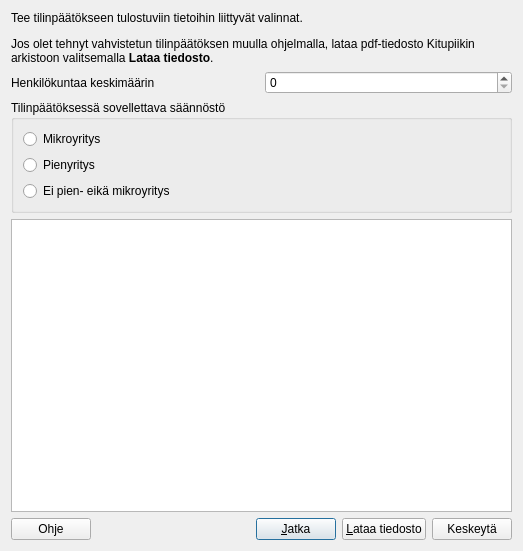
The window that kitupiikki/tilinpaatoseditori/tpaloitus.ui (artoh/kitupiikki) describes before a commit, drawn with Qt 5.
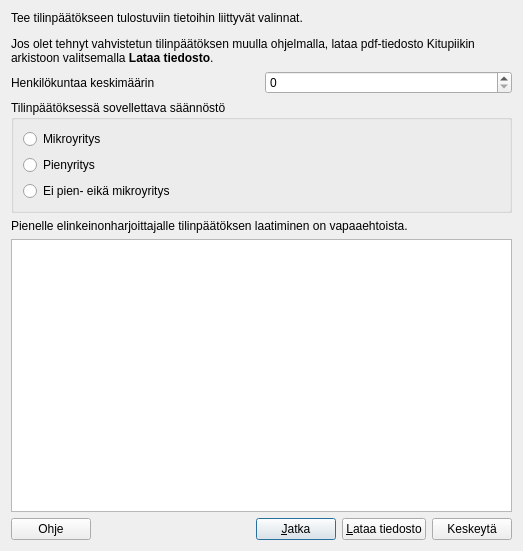
The same window after the commit. Icons and pictures are not drawn.

Commit message: Tilikarttoja ja tmi tilinpäätös tuki

```diff
--- a/kitupiikki/tilinpaatoseditori/tpaloitus.ui
+++ b/kitupiikki/tilinpaatoseditori/tpaloitus.ui
@@ -72,6 +72,13 @@
      </layout>
     </widget>
    </item>
+   <item>
+    <widget class="QLabel" name="vapaaehtoisLabel">
+     <property name="text">
+      <string>&lt;html&gt;&lt;head/&gt;&lt;body&gt;&lt;p&gt;Pienelle elinkeinonharjoittajalle tilinpäätöksen laatiminen on vapaaehtoista.&lt;/p&gt;&lt;/body&gt;&lt;/html&gt;</string>
+     </property>
+    </widget>
+   </item>
    <item>
     <widget class="QListView" name="view"/>
    </item>
```
The commit also changes 9 other files.
